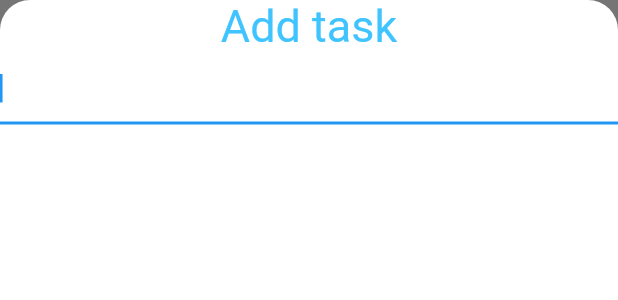
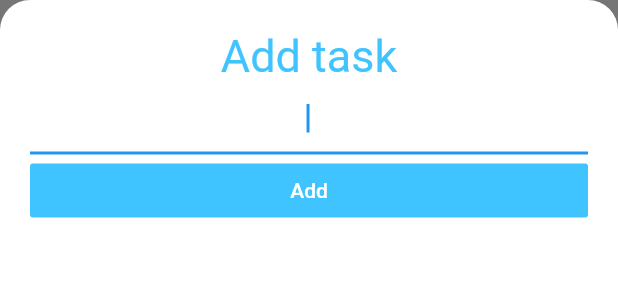
Before and after one commit to n04h/flutter_practice, a Flutter app: the AddTaskScreen widget shown alone on an empty page, opened directly, on a phone screen of 412 x 824 dp. Shown: the top 300 px of the screen. Run offline on Flutter 3.47's test engine with Material 2 defaults, Android fonts, the phone set to English and light mode, and no system bars.

Commit message:
✨ タスク追加のUIを実装した

```diff
--- a/lib/screens/add_task_screen.dart
+++ b/lib/screens/add_task_screen.dart
@@ -13,10 +13,13 @@ class AddTaskScreen extends StatelessWidget {
             topRight: Radius.circular(20),
           ),
         ),
+        padding: EdgeInsets.all(20),
         child: Column(
+          crossAxisAlignment: CrossAxisAlignment.stretch,
           children: <Widget>[
             Text(
               'Add task',
+              textAlign: TextAlign.center,
               style: TextStyle(
                 color: Colors.lightBlueAccent,
                 fontSize: 30,
@@ -24,8 +27,16 @@ class AddTaskScreen extends StatelessWidget {
             ),
             TextField(
               autofocus: true,
+              textAlign: TextAlign.center,
             ),
-            FlatButton(),
+            FlatButton(
+              onPressed: () {},
+              child: Text(
+                'Add',
+                style: TextStyle(color: Colors.white),
+              ),
+              color: Colors.lightBlueAccent,
+            ),
           ],
         ),
       ),
```
